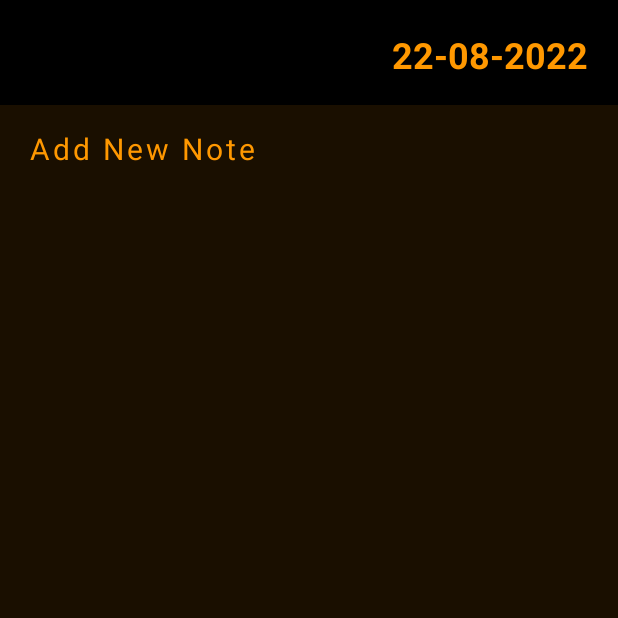
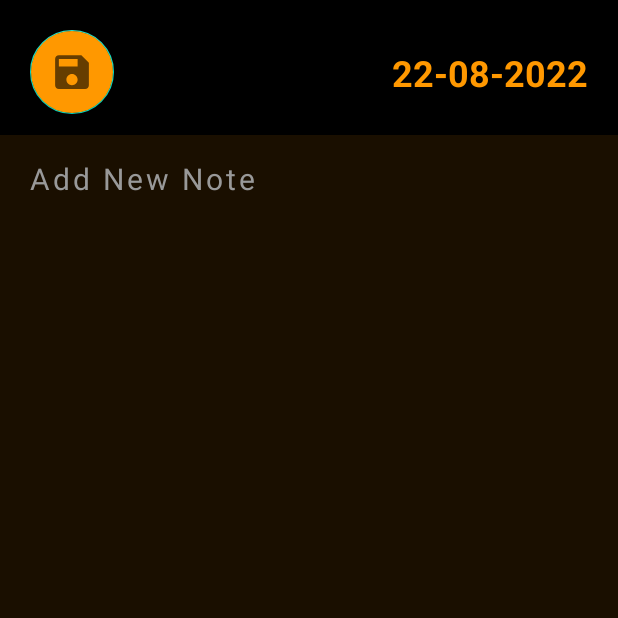
Before and after one commit to marctysonclebert/noteapp, an Android app: the screen it shows after launch (MainActivity), after a tap on "Add Note Icon", on a phone screen of 412 x 824 dp, the top half of it. Run offline under Robolectric (Android 15) with nearby library versions, the phone set to English and light mode, and no system bars.

Commit message:
Initial Commit

```diff
--- a/app/src/main/java/ht/codewithmarc/noteapp/dao/NoteDAO.java
+++ b/app/src/main/java/ht/codewithmarc/noteapp/dao/NoteDAO.java
@@ -27,7 +27,7 @@ public class NoteDAO {
 
     public boolean addNote(@NonNull Note note) {
 
-        SQLiteDatabase sqLiteDatabase = this.database.getWritableDatabase();
+        SQLiteDatabase db = this.database.getWritableDatabase();
 
         ContentValues contentValues = new ContentValues();
 
@@ -35,7 +35,7 @@ public class NoteDAO {
         contentValues.put(this.database.COLUMN_NOTE_CONTENTS, note.getContents());
         contentValues.put(this.database.COLUMN_NOTE_DATE, note.getDate().toString());
 
-        return sqLiteDatabase.insert(this.database.NOTES_TABLE, null, contentValues) > 0;
+        return db.insert(this.database.NOTES_TABLE, null, contentValues) > 0;
     }
 
     @RequiresApi(api = Build.VERSION_CODES.O)
@@ -43,17 +43,17 @@ public class NoteDAO {
 
         List<Note> notes = new ArrayList<>();
 
-        SQLiteDatabase sqLiteDatabase = this.database.getReadableDatabase();
+        SQLiteDatabase db = this.database.getReadableDatabase();
 
         String query = "SELECT * FROM " + this.database.NOTES_TABLE;
 
         if (searchValue != null) {
             query = "SELECT * FROM " +
                     this.database.NOTES_TABLE + " WHERE " +
-                    this.database.COLUMN_NOTE_CONTENTS + " LIKE %'" + searchValue + "%'";
+                    this.database.COLUMN_NOTE_CONTENTS + " LIKE '%" + searchValue + "%'";
         }
 
-        Cursor cursor = sqLiteDatabase.rawQuery(query, null);
+        Cursor cursor = db.rawQuery(query, null);
 
         if (cursor.moveToFirst()) {
             do {
--- a/app/src/main/java/ht/codewithmarc/noteapp/fragments/NoteAddFragment.java
+++ b/app/src/main/java/ht/codewithmarc/noteapp/fragments/NoteAddFragment.java
@@ -1,23 +1,59 @@
 package ht.codewithmarc.noteapp.fragments;
 
+import android.os.Build;
 import android.os.Bundle;
 import android.view.LayoutInflater;
 import android.view.View;
 import android.view.ViewGroup;
+import android.widget.EditText;
 
+import androidx.annotation.NonNull;
+import androidx.annotation.RequiresApi;
 import androidx.fragment.app.Fragment;
 
+import com.google.android.material.floatingactionbutton.FloatingActionButton;
+
+import java.time.LocalDate;
+
 import ht.codewithmarc.noteapp.R;
+import ht.codewithmarc.noteapp.config.Database;
+import ht.codewithmarc.noteapp.dao.NoteDAO;
+import ht.codewithmarc.noteapp.models.Note;
 
 
 public class NoteAddFragment extends Fragment {
 
+    FloatingActionButton saveNoteBtn;
+    EditText textNote;
+    Note note;
+    NoteDAO noteDAO;
+
+    @RequiresApi(api = Build.VERSION_CODES.O)
     @Override
-    public View onCreateView(LayoutInflater inflater, ViewGroup container,
+    public View onCreateView(@NonNull LayoutInflater inflater, ViewGroup container,
                              Bundle savedInstanceState) {
 
         View view = inflater.inflate(R.layout.fragment_note_add, container, false);
 
+        Database database = new Database(view.getContext());
+
+        saveNoteBtn = view.findViewById(R.id.saveNoteBtn);
+        textNote = view.findViewById(R.id.textNote);
+
+        saveNoteBtn.setOnClickListener(button -> {
+
+            Long id = null;
+            String title = textNote.getText().toString().length() > 13 ?
+                    textNote.getText().toString().substring(0, 13) + "..." :
+                    textNote.getText().toString();
+            String text = textNote.getText().toString();
+            LocalDate date = LocalDate.now();
+
+            note = new Note(id, title, text, date);
+
+            noteDAO = new NoteDAO(database);
+            noteDAO.addNote(note);
+        });
 
         return view;
     }
--- a/app/src/main/java/ht/codewithmarc/noteapp/fragments/NoteListFragment.java
+++ b/app/src/main/java/ht/codewithmarc/noteapp/fragments/NoteListFragment.java
@@ -1,6 +1,6 @@
 package ht.codewithmarc.noteapp.fragments;
 
-import android.annotation.SuppressLint;
+import android.content.Context;
 import android.os.Build;
 import android.os.Bundle;
 import android.text.Editable;
@@ -10,8 +10,8 @@ import android.view.View;
 import android.view.ViewGroup;
 import android.widget.EditText;
 import android.widget.TextView;
-import android.widget.Toast;
 
+import androidx.annotation.NonNull;
 import androidx.annotation.RequiresApi;
 import androidx.fragment.app.Fragment;
 import androidx.recyclerview.widget.LinearLayoutManager;
@@ -19,55 +19,40 @@ import androidx.recyclerview.widget.RecyclerView;
 
 import com.google.android.material.floatingactionbutton.FloatingActionButton;
 
-import java.time.LocalDate;
 import java.util.ArrayList;
 
+import ht.codewithmarc.noteapp.MainActivity;
 import ht.codewithmarc.noteapp.R;
 import ht.codewithmarc.noteapp.adapters.NoteListAdapter;
 import ht.codewithmarc.noteapp.config.Database;
 import ht.codewithmarc.noteapp.dao.NoteDAO;
 import ht.codewithmarc.noteapp.models.Note;
 
-
+@RequiresApi(api = Build.VERSION_CODES.O)
 public class NoteListFragment extends Fragment {
 
-    @SuppressLint("NewApi")
-    ArrayList<Note> notes = new ArrayList<Note>() {
-        {
-            add(new Note(1L, "Note Title 1", "Note Contents 1", LocalDate.now()));
-            add(new Note(2L, "Note Title 2", "Note Contents 2", LocalDate.now()));
-            add(new Note(3L, "Note Title 3", "Note Contents 3", LocalDate.now()));
-            add(new Note(4L, "Note Title 4", "Note Contents 4", LocalDate.now()));
-            add(new Note(5L, "Note Title 5", "Note Contents 5", LocalDate.now()));
-            add(new Note(6L, "Note Title 6", "Note Contents 6", LocalDate.now()));
-            add(new Note(7L, "Note Title 7", "Note Contents 7", LocalDate.now()));
-            add(new Note(8L, "Note Title 8", "Note Contents 8", LocalDate.now()));
-            add(new Note(9L, "Note Title 9", "Note Contents 9", LocalDate.now()));
-        }
-    };
+    ArrayList<Note> notes;
     RecyclerView notesList;
     TextView noteNumber;
     EditText searchBar;
     NoteDAO noteDAO;
-    Database database;
-
-
     FloatingActionButton addNoteBtn;
 
-    @RequiresApi(api = Build.VERSION_CODES.O)
     @Override
     public View onCreateView(LayoutInflater inflater, ViewGroup container,
                              Bundle savedInstanceState) {
 
+        // Create View
         View view = inflater.inflate(R.layout.fragment_note_list, container, false);
 
-        database = new Database(view.getContext());
-        noteDAO = new NoteDAO(database);
+        notesList = view.findViewById(R.id.notesList);
+        noteNumber = view.findViewById(R.id.numberOfNote);
 
+
+        retrieveNotes(view, null);
+
+        // Searching Notes Event
         searchBar = view.findViewById(R.id.searchBar);
-
-        notes = (ArrayList<Note>) noteDAO.getNotes(null);
-
         searchBar.addTextChangedListener(new TextWatcher() {
             @Override
             public void beforeTextChanged(CharSequence charSequence, int i, int i1, int i2) {
@@ -76,7 +61,7 @@ public class NoteListFragment extends Fragment {
 
             @Override
             public void onTextChanged(CharSequence charSequence, int i, int i1, int i2) {
-                notes = (ArrayList<Note>) noteDAO.getNotes(charSequence.toString());
+                retrieveNotes(view, charSequence.toString());
             }
 
             @Override
@@ -85,20 +70,26 @@ public class NoteListFragment extends Fragment {
             }
         });
 
-
-        noteNumber = view.findViewById(R.id.noteNumber);
-        noteNumber.setText((notes.size() > 1) ? notes.size() + " Notes" : notes.size() + " Note");
-
+        // Changing Page Button Click Event
         addNoteBtn = view.findViewById(R.id.addNoteBtn);
-        addNoteBtn.setOnClickListener(buttonView -> this.getParentFragmentManager()
+        addNoteBtn.setOnClickListener(button -> this.getParentFragmentManager()
                 .beginTransaction()
                 .replace(R.id.mainFrameLayout, new NoteAddFragment())
-                .addToBackStack(null).commit());
+                .addToBackStack(null).
+                commit()
+        );
 
-        notesList = view.findViewById(R.id.notes);
         notesList.setLayoutManager(new LinearLayoutManager(view.getContext()));
-        notesList.setAdapter(new NoteListAdapter(view.getContext(), notes));
 
         return view;
     }
+
+
+    private void retrieveNotes(@NonNull View view, String searchValue) {
+        noteDAO = new NoteDAO(new Database(view.getContext()));
+        notes = (ArrayList<Note>) noteDAO.getNotes(searchValue);
+        notesList.setAdapter(new NoteListAdapter(notes, view.getContext()));
+
+        noteNumber.setText((notes.size() > 1) ? notes.size() + " Notes" : notes.size() + " Note");
+    }
 }
--- /dev/null
+++ b/app/src/main/res/drawable-anydpi/ic_save.xml
@@ -0,0 +1,16 @@
+<vector xmlns:android="http://schemas.android.com/apk/res/android"
+    android:width="24dp"
+    android:height="24dp"
+    android:viewportWidth="24"
+    android:viewportHeight="24"
+    android:tint="#333333"
+    android:alpha="0.6">
+  <group android:scaleX="1.25"
+      android:scaleY="1.25"
+      android:translateX="-3"
+      android:translateY="-3">
+    <path
+        android:fillColor="@android:color/white"
+        android:pathData="M17,3L5,3c-1.11,0 -2,0.9 -2,2v14c0,1.1 0.89,2 2,2h14c1.1,0 2,-0.9 2,-2L21,7l-4,-4zM12,19c-1.66,0 -3,-1.34 -3,-3s1.34,-3 3,-3 3,1.34 3,3 -1.34,3 -3,3zM15,9L5,9L5,5h10v4z"/>
+  </group>
+</vector>
--- a/app/src/main/res/layout/fragment_note_add.xml
+++ b/app/src/main/res/layout/fragment_note_add.xml
@@ -1,35 +1,52 @@
 <?xml version="1.0" encoding="utf-8"?>
-<FrameLayout xmlns:android="http://schemas.android.com/apk/res/android"
+<androidx.constraintlayout.widget.ConstraintLayout xmlns:android="http://schemas.android.com/apk/res/android"
+    xmlns:app="http://schemas.android.com/apk/res-auto"
     xmlns:tools="http://schemas.android.com/tools"
     android:layout_width="match_parent"
     android:layout_height="match_parent"
     android:background="@color/black"
     tools:context=".fragments.NoteAddFragment">
 
+    <com.google.android.material.floatingactionbutton.FloatingActionButton
+        android:id="@+id/saveNoteBtn"
+        android:layout_width="wrap_content"
+        android:layout_height="wrap_content"
+        android:layout_marginStart="20dp"
+        android:layout_marginTop="20dp"
+        android:backgroundTint="@color/gold"
+        android:src="@drawable/ic_save"
+        app:layout_constraintStart_toStartOf="parent"
+        app:layout_constraintTop_toTopOf="parent" />
+
     <TextView
-        android:layout_width="match_parent"
+        android:id="@+id/dateText"
+        android:layout_width="wrap_content"
         android:layout_height="wrap_content"
-        android:layout_margin="20dp"
-        android:gravity="right"
+        android:layout_marginEnd="20dp"
         android:text="22-08-2022"
         android:textColor="@color/gold"
+        android:textSize="24sp"
         android:textStyle="bold"
-        android:textSize="24sp" />
+        app:layout_constraintBottom_toBottomOf="@id/saveNoteBtn"
+        app:layout_constraintEnd_toEndOf="parent"
+        app:layout_constraintTop_toTopOf="@id/saveNoteBtn" />
 
     <EditText
+        android:id="@+id/textNote"
         android:layout_width="match_parent"
         android:layout_height="match_parent"
-        android:layout_marginTop="70dp"
+        android:layout_marginTop="90dp"
+        android:background="@color/dark_gold"
         android:gravity="top"
+        android:hint="@string/add_note_text"
         android:inputType="textMultiLine"
+        android:letterSpacing=".1"
+        android:lineHeight="30dp"
+        android:paddingStart="20dp"
         android:paddingTop="15dp"
-        android:lineHeight="30dp"
-        android:letterSpacing=".1"
-        android:paddingStart="20dp"
         android:paddingEnd="20dp"
-        android:text="@string/add_note_text"
-        android:textColor="@color/gold"
-        android:background="@color/dark_gold"
+        android:textColor="@color/white"
+        android:textColorHint="@color/gray"
         android:textSize="20sp" />
 
-</FrameLayout>
+</androidx.constraintlayout.widget.ConstraintLayout>
```
Also changed, not shown: app/src/main/java/ht/codewithmarc/noteapp/adapters/NoteListAdapter.java (+25 -3 lines), app/src/main/res/layout/fragment_note_list.xml (+9 -8 lines), app/src/main/res/layout/note.xml (+19 -17 lines), app/src/main/res/drawable-hdpi/ic_save.png (added), app/src/main/res/drawable-mdpi/ic_save.png (added), app/src/main/res/drawable-xhdpi/ic_save.png (added), app/src/main/res/drawable-xxhdpi/ic_save.png (added), 55 other files.
